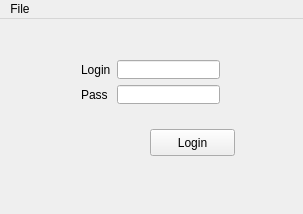
First picture: the form in mainwindow.ui, repository hkitty/AutoPartsStore, before the edit.
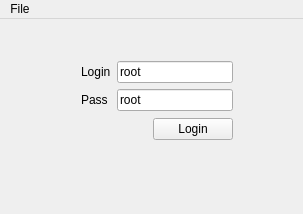
Second picture: the form after the edit.

Patch:
```diff
--- a/mainwindow.ui
+++ b/mainwindow.ui
@@ -14,28 +14,17 @@
    <string>Login window</string>
   </property>
   <widget class="QWidget" name="centralWidget">
-   <widget class="QPushButton" name="pushButton">
-    <property name="geometry">
-     <rect>
-      <x>150</x>
-      <y>110</y>
-      <width>85</width>
-      <height>27</height>
-     </rect>
-    </property>
-    <property name="text">
-     <string>Login</string>
-    </property>
-   </widget>
    <widget class="QWidget" name="">
     <property name="geometry">
      <rect>
       <x>70</x>
       <y>30</y>
-      <width>161</width>
-      <height>66</height>
+      <width>174</width>
+      <height>103</height>
      </rect>
     </property>
+    <layout class="QVBoxLayout" name="verticalLayout_2">
+     <item>
     <layout class="QVBoxLayout" name="verticalLayout">
      <item>
       <layout class="QHBoxLayout" name="horizontalLayout_2">
@@ -47,7 +36,11 @@
         </widget>
        </item>
        <item>
-        <widget class="QLineEdit" name="loginEdit"/>
+          <widget class="QLineEdit" name="loginEdit">
+           <property name="text">
+            <string>root</string>
+           </property>
+          </widget>
        </item>
       </layout>
      </item>
@@ -61,7 +54,37 @@
         </widget>
        </item>
        <item>
-        <widget class="QLineEdit" name="passwordEdit"/>
+          <widget class="QLineEdit" name="passwordEdit">
+           <property name="text">
+            <string>root</string>
+           </property>
+          </widget>
+         </item>
+        </layout>
+       </item>
+      </layout>
+     </item>
+     <item>
+      <layout class="QHBoxLayout" name="horizontalLayout_3">
+       <item>
+        <spacer name="horizontalSpacer">
+         <property name="orientation">
+          <enum>Qt::Horizontal</enum>
+         </property>
+         <property name="sizeHint" stdset="0">
+          <size>
+           <width>40</width>
+           <height>20</height>
+          </size>
+         </property>
+        </spacer>
+       </item>
+       <item>
+        <widget class="QPushButton" name="pushButton">
+         <property name="text">
+          <string>Login</string>
+         </property>
+        </widget>
        </item>
       </layout>
      </item>
```
Lines whose indentation alone changed are shown as unchanged.
